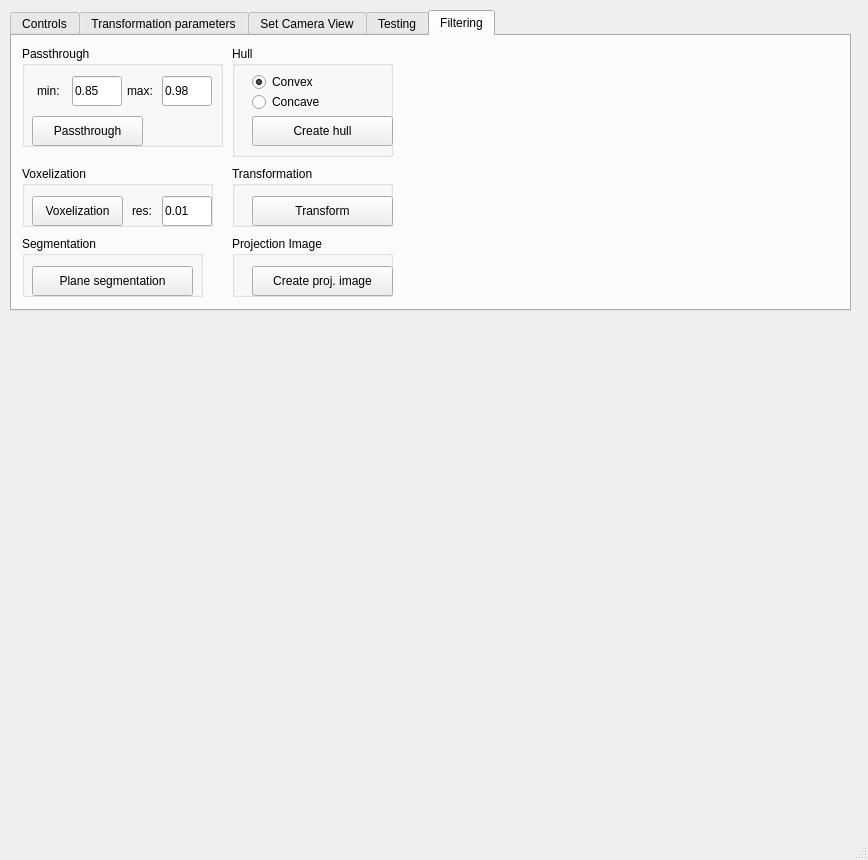
lennartclaassen/kinpro, file ui/mainwindow.ui: the form before one commit.
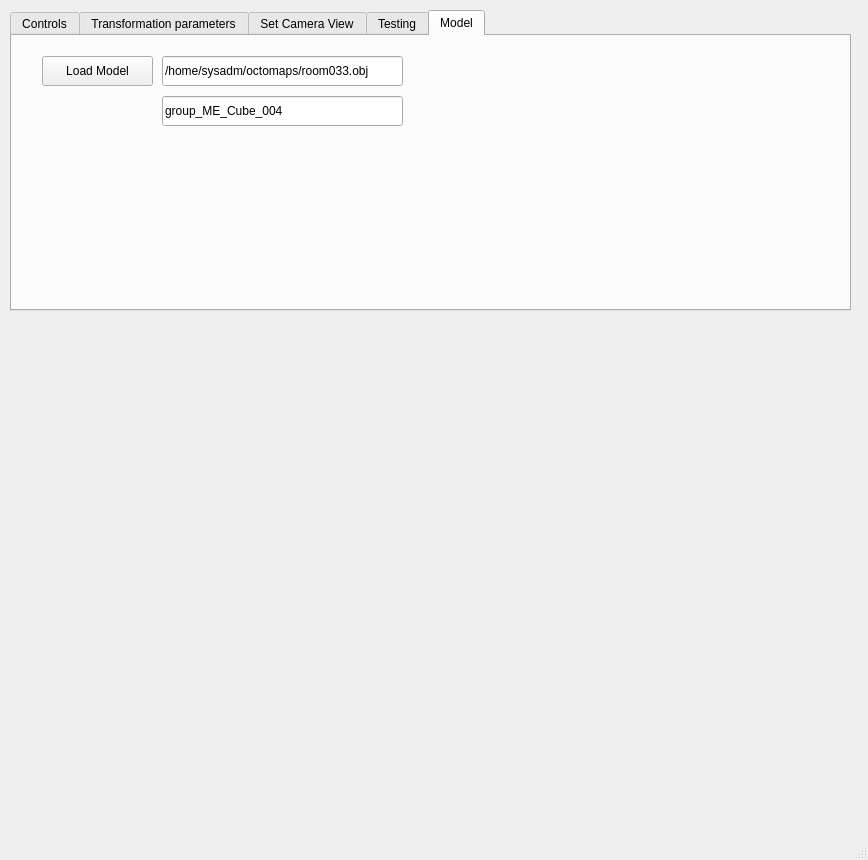
The form after the commit. The open tabs and pages were chosen to show the change. Custom widgets are drawn as their Qt base class.

What changed in the file:
```diff
--- a/ui/mainwindow.ui
+++ b/ui/mainwindow.ui
@@ -2229,291 +2229,46 @@
     </widget>
     <widget class="QWidget" name="tab_filtering">
      <attribute name="title">
-      <string>Filtering</string>
+      <string>Model</string>
      </attribute>
-     <widget class="QGroupBox" name="groupBox_26">
+     <widget class="QPushButton" name="btnLoadModel">
       <property name="geometry">
        <rect>
-        <x>220</x>
-        <y>130</y>
-        <width>161</width>
-        <height>61</height>
+        <x>30</x>
+        <y>20</y>
+        <width>111</width>
+        <height>30</height>
        </rect>
       </property>
-      <property name="title">
-       <string>Transformation</string>
+      <property name="text">
+       <string>Load Model</string>
       </property>
-      <widget class="QPushButton" name="btnTransform_2">
-       <property name="geometry">
-        <rect>
-         <x>20</x>
-         <y>30</y>
-         <width>141</width>
-         <height>30</height>
-        </rect>
-       </property>
-       <property name="text">
-        <string>Transform</string>
-       </property>
-       <property name="checkable">
-        <bool>true</bool>
-       </property>
-      </widget>
      </widget>
-     <widget class="QGroupBox" name="groupBox_27">
+     <widget class="QLineEdit" name="lineLoadModel">
       <property name="geometry">
        <rect>
-        <x>220</x>
-        <y>200</y>
-        <width>161</width>
-        <height>61</height>
+        <x>150</x>
+        <y>20</y>
+        <width>241</width>
+        <height>30</height>
        </rect>
       </property>
-      <property name="title">
-       <string>Projection Image</string>
+      <property name="text">
+       <string>/home/sysadm/octomaps/room033.obj</string>
       </property>
-      <widget class="QPushButton" name="btnCreateProjImage_2">
-       <property name="geometry">
-        <rect>
-         <x>20</x>
-         <y>30</y>
-         <width>141</width>
-         <height>30</height>
-        </rect>
-       </property>
-       <property name="text">
-        <string>Create proj. image</string>
-       </property>
-       <property name="checkable">
-        <bool>true</bool>
-       </property>
-      </widget>
      </widget>
-     <widget class="QGroupBox" name="groupBox_28">
+     <widget class="QLineEdit" name="lineLoadActor">
       <property name="geometry">
        <rect>
-        <x>10</x>
-        <y>200</y>
-        <width>181</width>
-        <height>61</height>
+        <x>150</x>
+        <y>60</y>
+        <width>241</width>
+        <height>30</height>
        </rect>
       </property>
-      <property name="title">
-       <string>Segmentation</string>
+      <property name="text">
+       <string>group_ME_Cube_004</string>
       </property>
-      <widget class="QPushButton" name="btnSegmentate_2">
-       <property name="geometry">
-        <rect>
-         <x>10</x>
-         <y>30</y>
-         <width>161</width>
-         <height>30</height>
-        </rect>
-       </property>
-       <property name="text">
-        <string>Plane segmentation</string>
-       </property>
-       <property name="checkable">
-        <bool>true</bool>
-       </property>
-      </widget>
-     </widget>
-     <widget class="QGroupBox" name="groupBox_29">
-      <property name="geometry">
-       <rect>
-        <x>10</x>
-        <y>130</y>
-        <width>191</width>
-        <height>61</height>
-       </rect>
-      </property>
-      <property name="title">
-       <string>Voxelization</string>
-      </property>
-      <widget class="QPushButton" name="btnVoxelize_2">
-       <property name="geometry">
-        <rect>
-         <x>10</x>
-         <y>30</y>
-         <width>91</width>
-         <height>30</height>
-        </rect>
-       </property>
-       <property name="text">
-        <string>Voxelization</string>
-       </property>
-       <property name="checkable">
-        <bool>true</bool>
-       </property>
-      </widget>
-      <widget class="QLabel" name="labelVoxRes_2">
-       <property name="geometry">
-        <rect>
-         <x>110</x>
-         <y>30</y>
-         <width>31</width>
-         <height>30</height>
-        </rect>
-       </property>
-       <property name="text">
-        <string>res:</string>
-       </property>
-      </widget>
-      <widget class="QLineEdit" name="lineVoxRes_2">
-       <property name="geometry">
-        <rect>
-         <x>140</x>
-         <y>30</y>
-         <width>50</width>
-         <height>30</height>
-        </rect>
-       </property>
-       <property name="text">
-        <string>0.01</string>
-       </property>
-      </widget>
-     </widget>
-     <widget class="QGroupBox" name="groupBox_30">
-      <property name="geometry">
-       <rect>
-        <x>10</x>
-        <y>10</y>
-        <width>201</width>
-        <height>101</height>
-       </rect>
-      </property>
-      <property name="title">
-       <string>Passthrough</string>
-      </property>
-      <widget class="QLabel" name="labelPassMax_2">
-       <property name="geometry">
-        <rect>
-         <x>105</x>
-         <y>30</y>
-         <width>31</width>
-         <height>30</height>
-        </rect>
-       </property>
-       <property name="text">
-        <string>max:</string>
-       </property>
-      </widget>
-      <widget class="QLineEdit" name="linePass_min_2">
-       <property name="geometry">
-        <rect>
-         <x>50</x>
-         <y>30</y>
-         <width>50</width>
-         <height>30</height>
-        </rect>
-       </property>
-       <property name="text">
-        <string>0.85</string>
-       </property>
-      </widget>
-      <widget class="QLineEdit" name="linePass_max_2">
-       <property name="geometry">
-        <rect>
-         <x>140</x>
-         <y>30</y>
-         <width>50</width>
-         <height>30</height>
-        </rect>
-       </property>
-       <property name="text">
-        <string>0.98</string>
-       </property>
-      </widget>
-      <widget class="QLabel" name="labelPassMin_2">
-       <property name="geometry">
-        <rect>
-         <x>15</x>
-         <y>30</y>
-         <width>50</width>
-         <height>30</height>
-        </rect>
-       </property>
-       <property name="text">
-        <string>min:</string>
-       </property>
-      </widget>
-      <widget class="QPushButton" name="btnPassthrough_2">
-       <property name="geometry">
-        <rect>
-         <x>10</x>
-         <y>70</y>
-         <width>111</width>
-         <height>30</height>
-        </rect>
-       </property>
-       <property name="text">
-        <string>Passthrough</string>
-       </property>
-       <property name="checkable">
-        <bool>true</bool>
-       </property>
-       <property name="checked">
-        <bool>false</bool>
-       </property>
-      </widget>
-     </widget>
-     <widget class="QGroupBox" name="groupBox_31">
-      <property name="geometry">
-       <rect>
-        <x>220</x>
-        <y>10</y>
-        <width>161</width>
-        <height>111</height>
-       </rect>
-      </property>
-      <property name="title">
-       <string>Hull</string>
-      </property>
-      <widget class="QPushButton" name="btnHull_2">
-       <property name="geometry">
-        <rect>
-         <x>20</x>
-         <y>70</y>
-         <width>141</width>
-         <height>30</height>
-        </rect>
-       </property>
-       <property name="text">
-        <string>Create hull</string>
-       </property>
-       <property name="checkable">
-        <bool>true</bool>
-       </property>
-      </widget>
-      <widget class="QRadioButton" name="radioConvex_2">
-       <property name="geometry">
-        <rect>
-         <x>20</x>
-         <y>25</y>
-         <width>117</width>
-         <height>22</height>
-        </rect>
-       </property>
-       <property name="text">
-        <string>Convex</string>
-       </property>
-       <property name="checked">
-        <bool>true</bool>
-       </property>
-      </widget>
-      <widget class="QRadioButton" name="radioConcave_2">
-       <property name="geometry">
-        <rect>
-         <x>20</x>
-         <y>45</y>
-         <width>117</width>
-         <height>22</height>
-        </rect>
-       </property>
-       <property name="text">
-        <string>Concave</string>
-       </property>
-      </widget>
      </widget>
     </widget>
    </widget>
```
Left out of the diff: 265 changed lines with no effect on the pictures.
